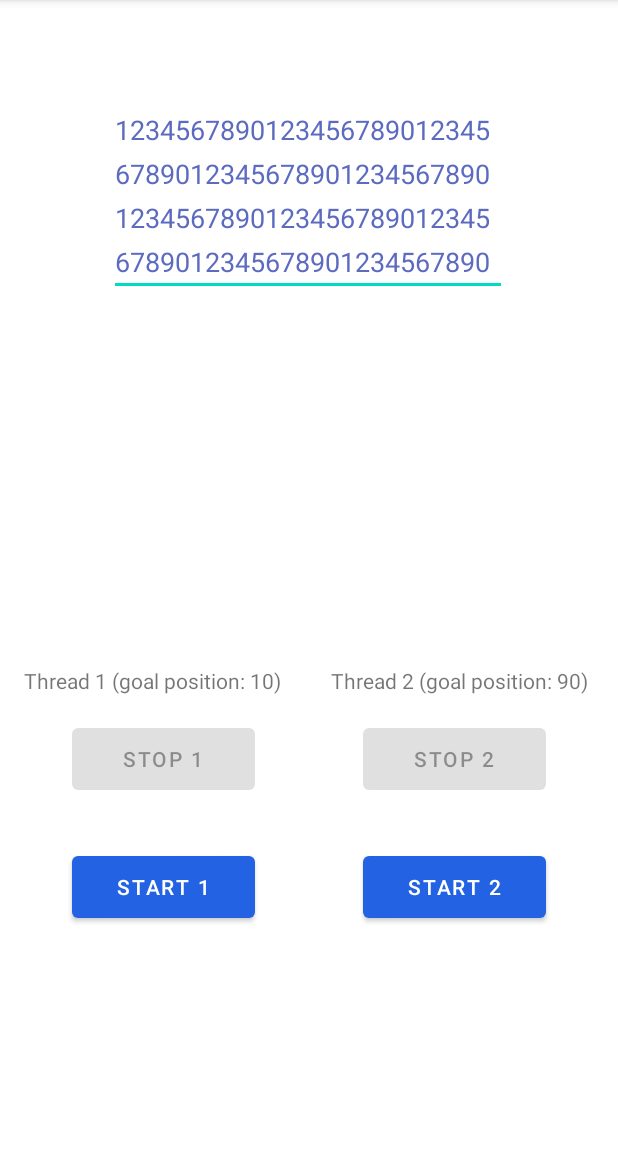
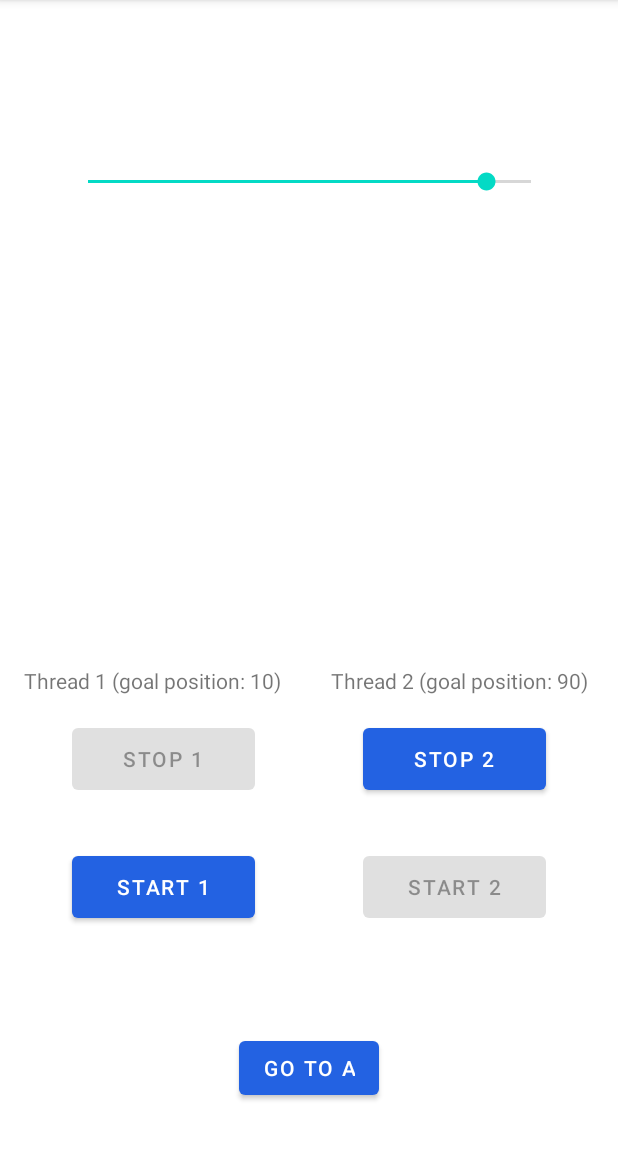
Before and after one commit to yevkk/univ, an Android app: the PartBActivity screen opened directly, with no data from a screen before it, after a tap on "START 2", on a phone screen of 412 x 824 dp, the part 84-1236 px from its top. Run offline under Robolectric (Android 15) with nearby library versions, the phone set to English and light mode, and no system bars.

Commit message:
part b finished

```diff
--- a/distributed_computing/Lab1/app/src/main/java/com/example/lab1/a/SliderMover.java
+++ b/distributed_computing/Lab1/app/src/main/java/com/example/lab1/a/SliderMover.java
@@ -3,11 +3,11 @@ package com.example.lab1.a;
 public class SliderMover implements Runnable {
     private final SeekBarWrapper editTextWrapper;
     private final SeekBarWrapper.Action action;
-    private Thread thread;
+    private final Thread thread;
     private boolean stop = false;
 
-    public SliderMover(SeekBarWrapper editTextWrapper, SeekBarWrapper.Action action, String name) {
-        this.editTextWrapper = editTextWrapper;
+    public SliderMover(SeekBarWrapper seekBarWrapper, SeekBarWrapper.Action action, String name) {
+        this.editTextWrapper = seekBarWrapper;
         this.action = action;
         thread = new Thread(this, name);
     }
--- a/distributed_computing/Lab1/app/src/main/java/com/example/lab1/b/PartBActivity.java
+++ b/distributed_computing/Lab1/app/src/main/java/com/example/lab1/b/PartBActivity.java
@@ -2,14 +2,19 @@ package com.example.lab1.b;
 
 import androidx.appcompat.app.AppCompatActivity;
 
+import android.content.Intent;
 import android.os.Bundle;
 import android.view.View;
+import android.widget.SeekBar;
 
 import com.example.lab1.R;
+import com.example.lab1.a.PartAActivity;
+import com.example.lab1.a.SeekBarWrapper;
+import com.example.lab1.a.SliderMover;
 
 public class PartBActivity extends AppCompatActivity {
     private int semaphore;
-    Thread th1, th2;
+    private SliderMover sm1, sm2;
 
     @Override
     protected void onCreate(Bundle savedInstanceState) {
@@ -18,23 +23,87 @@ public class PartBActivity extends AppCompatActivity {
 
         findViewById(R.id.stopTh1Btn).setEnabled(false);
         findViewById(R.id.stopTh2Btn).setEnabled(false);
+        findViewById(R.id.errorMessage).setVisibility(View.INVISIBLE);
 
         semaphore = 1;
+
+        SeekBar seekBar = findViewById(R.id.seekBar);
+        seekBar.setProgress(50);
     }
 
     public void onStartTh1BtnClick(View view) {
+        if (semaphore == 1) {
+            semaphore = 0;
 
+            SeekBar seekBar = findViewById(R.id.seekBar);
+            SeekBarWrapper seekBarWrapper = new SeekBarWrapper(seekBar, seekBar.getMax() / 10, seekBar.getMax() * 9 / 10);
+            sm1 = new SliderMover(seekBarWrapper, SeekBarWrapper.Action.DEC, "th1-min");
+
+            sm1.start();
+            sm1.getThread().setPriority(Thread.MIN_PRIORITY);
+
+            view.setEnabled(false);
+            findViewById(R.id.stopTh1Btn).setEnabled(true);
+        } else {
+            showErrorMessage();
+        }
     }
 
     public void onStartTh2BtnClick(View view) {
+        if (semaphore == 1) {
+            semaphore = 0;
 
+            SeekBar seekBar = findViewById(R.id.seekBar);
+            SeekBarWrapper seekBarWrapper = new SeekBarWrapper(seekBar, seekBar.getMax() / 10, seekBar.getMax() * 9 / 10);
+            sm2 = new SliderMover(seekBarWrapper, SeekBarWrapper.Action.INC, "th2-max");
+
+            sm2.start();
+            sm2.getThread().setPriority(Thread.MAX_PRIORITY);
+
+            view.setEnabled(false);
+            findViewById(R.id.stopTh2Btn).setEnabled(true);
+        } else {
+            showErrorMessage();
+        }
     }
 
     public void onStopTh1BtnClick(View view) {
+        view.setEnabled(false);
 
+        sm1.stop();
+        semaphore = 1;
+        findViewById(R.id.startTh1Btn).setEnabled(true);
     }
 
     public void onStopTh2BtnClick(View view) {
+        view.setEnabled(false);
 
+        sm2.stop();
+        semaphore = 1;
+        findViewById(R.id.startTh2Btn).setEnabled(true);
+    }
+
+    public void showErrorMessage() {
+        findViewById(R.id.errorMessage).setVisibility(View.VISIBLE);
+        (new Thread(() -> {
+            try {
+                Thread.sleep(500);
+            } catch (InterruptedException e) {
+                e.printStackTrace();
+            }
+            findViewById(R.id.errorMessage).setVisibility(View.INVISIBLE);
+        })).start();
+    }
+
+    public void onGotoABtnClick(View view) {
+        if (sm1 != null) {
+            sm1.stop();
+        }
+        if (sm2 != null) {
+            sm2.stop();
+        }
+
+        Intent intent = new Intent(this, PartAActivity.class);
+        startActivity(intent);
     }
 }
--- a/distributed_computing/Lab1/app/src/main/res/layout/activity_main.xml
+++ b/distributed_computing/Lab1/app/src/main/res/layout/activity_main.xml
@@ -80,7 +80,6 @@
         android:layout_height="43dp"
         android:layout_marginTop="100dp"
         android:max="100"
-        android:progress="50"
         app:layout_constraintEnd_toEndOf="parent"
         app:layout_constraintHorizontal_bias="0.502"
         app:layout_constraintStart_toStartOf="parent"
--- a/distributed_computing/Lab1/app/src/main/res/layout/activity_part_b.xml
+++ b/distributed_computing/Lab1/app/src/main/res/layout/activity_part_b.xml
@@ -29,25 +29,16 @@
         app:layout_constraintHorizontal_bias="0.802"
         app:layout_constraintStart_toEndOf="@+id/th1PriorityBarLabel2" />
 
-    <EditText
-        android:id="@+id/editText"
-        android:layout_width="265dp"
-        android:layout_height="133dp"
-        android:layout_marginTop="64dp"
-        android:autofillHints=""
-        android:ems="10"
-        android:gravity="start|top"
-        android:hint="@string/startButtonText"
-        android:inputType="textMultiLine"
-        android:lineSpacingExtra="8sp"
-        android:text="@string/dumbText"
-        android:textColor="#5C6BC0"
-        android:textSize="18sp"
+    <TextView
+        android:id="@+id/errorMessage"
+        android:layout_width="wrap_content"
+        android:layout_height="wrap_content"
+        android:layout_marginTop="28dp"
+        android:text="@string/errorMessage"
+        android:textColor="@android:color/holo_red_dark"
         app:layout_constraintEnd_toEndOf="parent"
-        app:layout_constraintHorizontal_bias="0.497"
         app:layout_constraintStart_toStartOf="parent"
-        app:layout_constraintTop_toTopOf="parent"
-        tools:text="@string/dumbText" />
+        app:layout_constraintTop_toBottomOf="@+id/seekBar" />
 
     <Button
         android:id="@+id/startTh2Btn"
@@ -103,4 +94,27 @@
         app:layout_constraintHorizontal_bias="0.5"
         app:layout_constraintStart_toStartOf="parent" />
 
+    <SeekBar
+        android:id="@+id/seekBar"
+        android:layout_width="327dp"
+        android:layout_height="43dp"
+        android:layout_marginTop="100dp"
+        android:max="100"
+        android:progress="50"
+        app:layout_constraintEnd_toEndOf="parent"
+        app:layout_constraintHorizontal_bias="0.502"
+        app:layout_constraintStart_toStartOf="parent"
+        app:layout_constraintTop_toTopOf="parent" />
+
+    <Button
+        android:id="@+id/gotoPartABtn"
+        android:layout_width="wrap_content"
+        android:layout_height="wrap_content"
+        android:layout_marginBottom="32dp"
+        android:onClick="onGotoABtnClick"
+        android:text="@string/gotoABtnText"
+        app:layout_constraintBottom_toBottomOf="parent"
+        app:layout_constraintEnd_toEndOf="parent"
+        app:layout_constraintStart_toStartOf="parent" />
+
 </androidx.constraintlayout.widget.ConstraintLayout>
--- a/distributed_computing/Lab1/app/src/main/res/values/strings.xml
+++ b/distributed_computing/Lab1/app/src/main/res/values/strings.xml
@@ -6,8 +6,10 @@
     <string name="th2LabelText">Thread 2 (goal position: 90)</string>
     <string name="testEditHint">(min 10 symbols)</string>
     <string name="gotoBBtnText">Go to B</string>
+    <string name="gotoABtnText">Go to A</string>
     <string name="startTh1BtnText">Start 1</string>
     <string name="startTh2BtnText">Start 2</string>
     <string name="stopTh1BtnText">Stop 1</string>
     <string name="stopTh2BtnText">Stop 2</string>
+    <string name="errorMessage">Semaphore is already captured</string>
 </resources>
```
Also changed, not shown: distributed_computing/Lab1/app/src/main/java/com/example/lab1/a/PartAActivity.java (+19 -13 lines), distributed_computing/Lab1/app/src/main/java/com/example/lab1/a/ThreadPriorityBarListener.java (+5 -5 lines).
